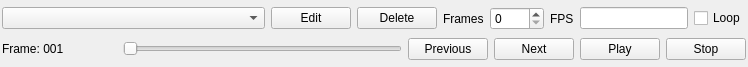
zturtleman/mm3d, file src/qtui/animwidget.ui: the form before one commit.
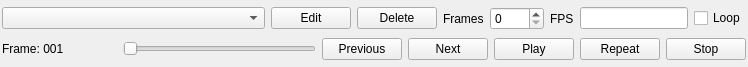
The form after the commit. Custom widgets are drawn as their Qt base class.

Commit message:
Add Repeat button to animation mode
A repeat button was added so that the loop option doesn't affect
whether a played animation in the editor repeats.

```diff
--- a/src/qtui/animwidget.ui
+++ b/src/qtui/animwidget.ui
@@ -201,6 +201,13 @@
        </property>
       </widget>
      </item>
+     <item>
+      <widget class="QPushButton" name="m_repeat">
+       <property name="text">
+        <string>Repeat</string>
+       </property>
+      </widget>
+     </item>
      <item>
       <widget class="QPushButton" name="m_stop">
        <property name="text">
```
Left out of the diff: 16 changed lines with no effect on the pictures. The commit also changes 4 other files.
